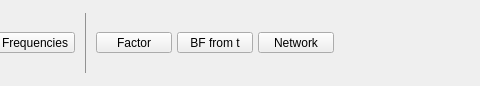
First picture: the form in JASP-Desktop/ribbons/ribbonanalysis.ui, repository jasp-stats/jasp-desktop, before the edit; both pictures show x 360 to 840 and y 0 to 86 of the 840 by 86 pixel window.
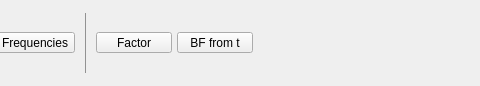
Second picture: the form after the edit. Icons and pictures are not drawn. Custom widgets are drawn as their Qt base class.

Commit message:
Moved Network Analysis from Common to Modules (#8)
* Fixed hide/show status of databox on expander click

* Moved Network Analysis from Common to Modules

The edit to the form file:
```diff
--- a/JASP-Desktop/ribbons/ribbonanalysis.ui
+++ b/JASP-Desktop/ribbons/ribbonanalysis.ui
@@ -201,35 +201,6 @@
            </property>
           </widget>
          </item>
-         <item row="0" column="3">
-          <widget class="RibbonButton" name="networkButton">
-           <property name="minimumSize">
-            <size>
-             <width>76</width>
-             <height>0</height>
-            </size>
-           </property>
-           <property name="text">
-            <string>Network</string>
-           </property>
-           <property name="icon">
-            <iconset>
-             <normaloff>:/icons/analysis-network.svg</normaloff>.:/icons/analysis-network.svg</iconset>
-           </property>
-           <property name="iconSize">
-            <size>
-             <width>37</width>
-             <height>28</height>
-            </size>
-           </property>
-           <property name="popupMode">
-            <enum>QToolButton::InstantPopup</enum>
-           </property>
-           <property name="toolButtonStyle">
-            <enum>Qt::ToolButtonTextUnderIcon</enum>
-           </property>
-          </widget>
-         </item>
         </layout>
        </widget>
       </item>
```
Left out of the diff: 1 changed line with no effect on the pictures. The commit also changes 9 other files.
